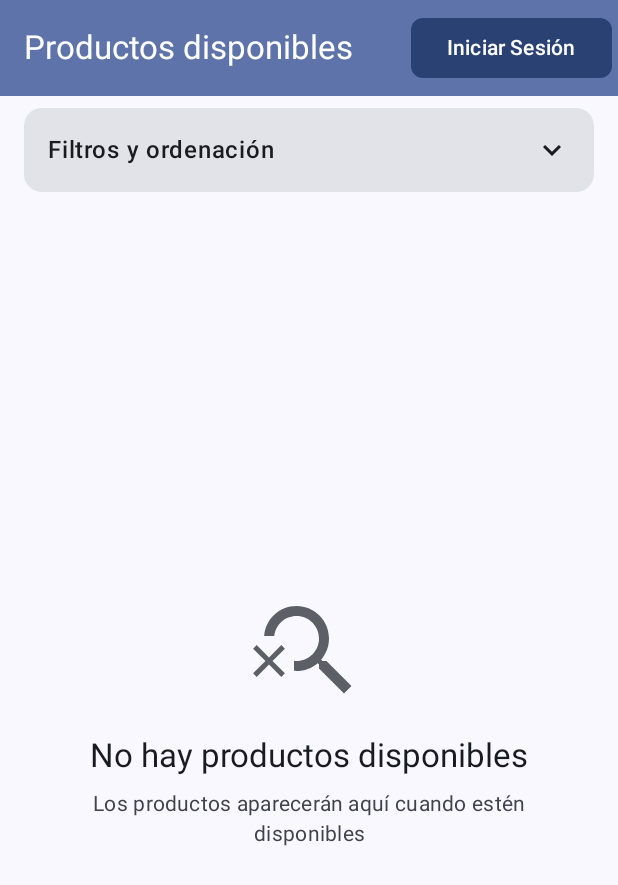
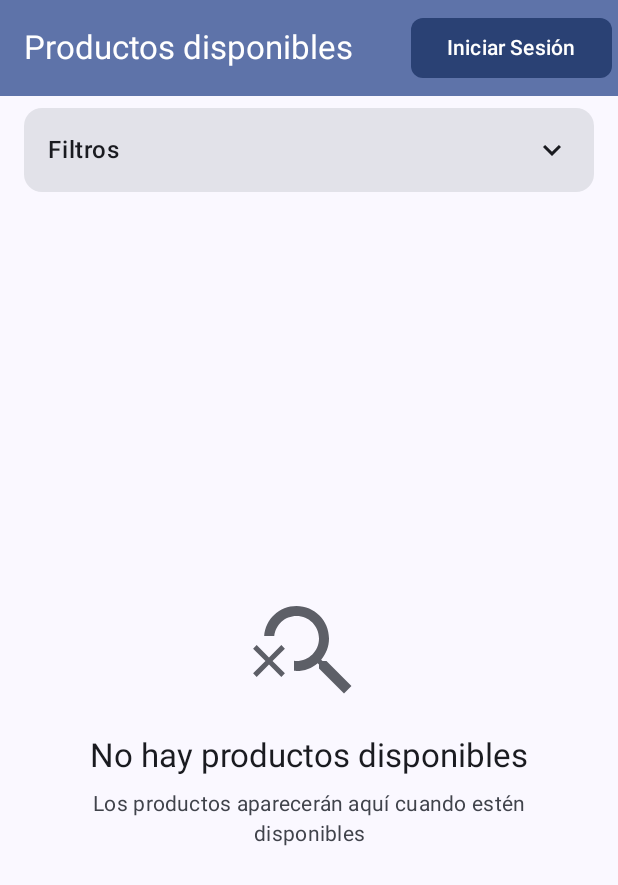
Before and after one commit to Astor98gas/RemaPartners-Android, an Android app built with Jetpack Compose: the screen it shows after launch (MainActivity), on a phone screen of 412 x 824 dp. Shown: the top 885 px of the screen. Run offline under Robolectric (Android 15) with nearby library versions, the phone set to English and light mode, and no system bars; network calls fail; pictures from the network do not load.

Commit message:
Update HomeScreen filter label to simplify UI

```diff
--- a/app/src/main/java/com/arsansys/remapartners/ui/screen/HomeScreen.kt
+++ b/app/src/main/java/com/arsansys/remapartners/ui/screen/HomeScreen.kt
@@ -298,7 +298,7 @@ fun HomeScreen(navController: NavController) {
                         verticalAlignment = Alignment.CenterVertically
                     ) {
                         Text(
-                            text = "Filtros y ordenación",
+                            text = "Filtros",
                             fontWeight = FontWeight.Medium
                         )
                         Icon(
```
